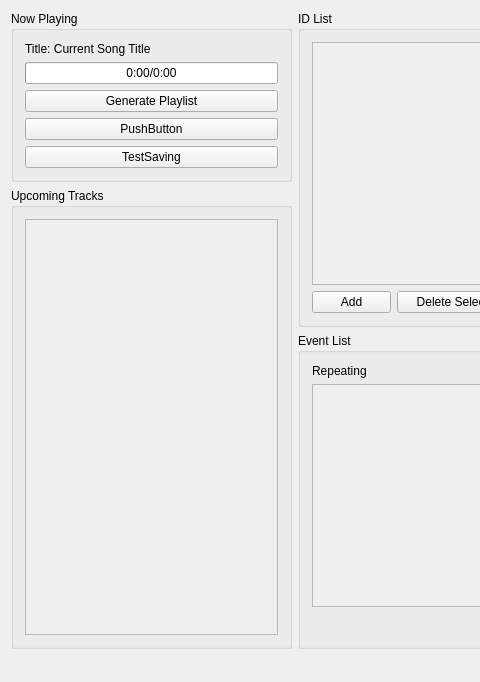
CaelCoruscare/AutoRadioDJ, file mainwindow.ui: the form before one commit; both pictures show x 0 to 480 and y 0 to 682 of the 1153 by 682 pixel window.
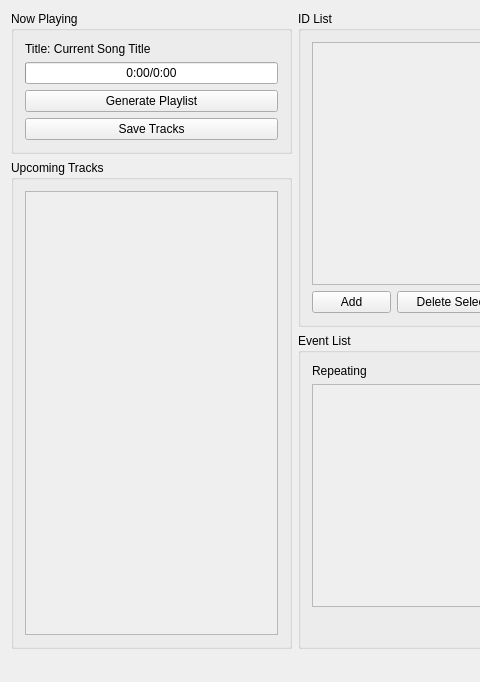
The form after the commit.

```diff
--- a/mainwindow.ui
+++ b/mainwindow.ui
@@ -63,17 +63,10 @@
            </property>
           </widget>
          </item>
-         <item>
-          <widget class="QPushButton" name="pushButtonFuckYou">
-           <property name="text">
-            <string>PushButton</string>
-           </property>
-          </widget>
-         </item>
          <item>
           <widget class="QPushButton" name="pushButton_TestSaving">
            <property name="text">
-            <string>TestSaving</string>
+            <string>Save Tracks</string>
            </property>
           </widget>
          </item>
@@ -97,7 +90,7 @@
               <x>0</x>
               <y>0</y>
               <width>254</width>
-              <height>379</height>
+              <height>410</height>
              </rect>
             </property>
            </widget>
```
